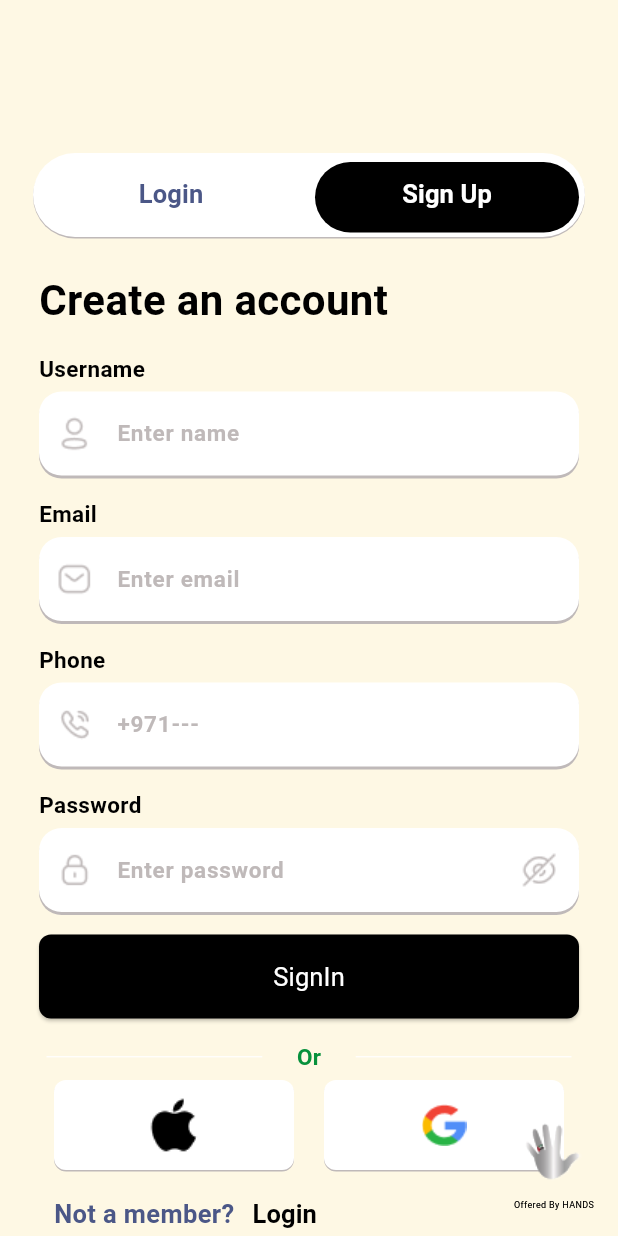
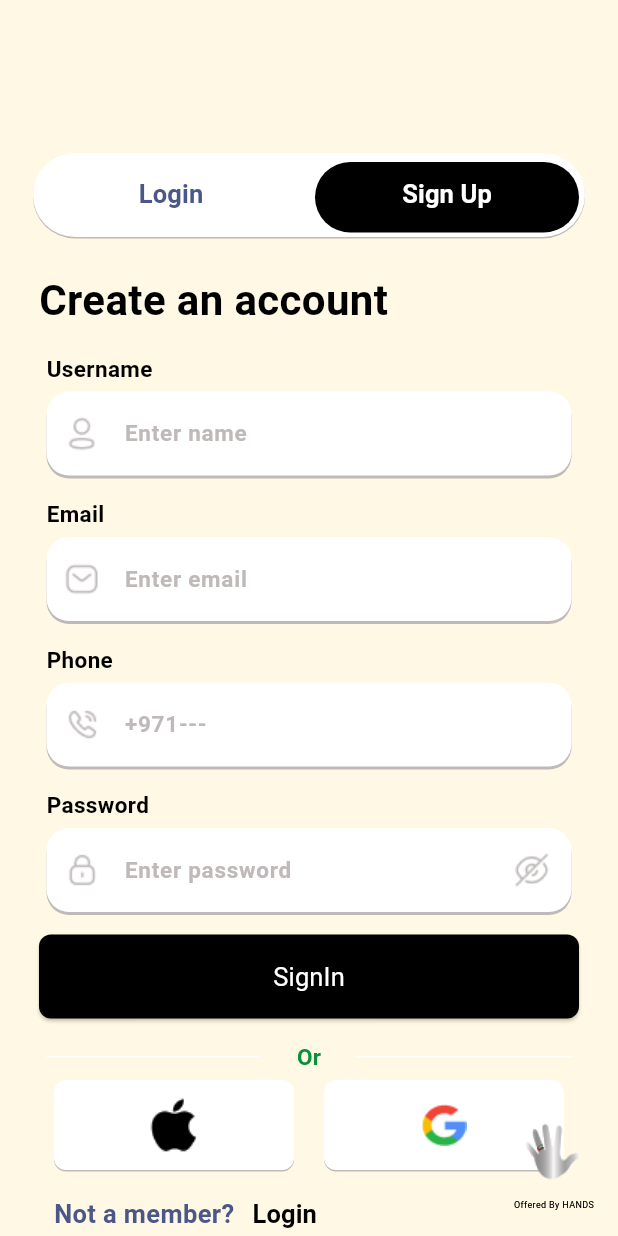
Before and after one commit to Diludhz/LRB_P1, a Flutter app: the screen it shows after launch, tab 2 chosen, on a phone screen of 412 x 824 dp. Run offline on Flutter 3.47's test engine with Material 3 defaults, Android fonts, the phone set to English and light mode, and no system bars; our stand-ins replace font_awesome_flutter, google_fonts, pinput; Roboto replaces fonts that are missing (Abel, Almarai).

Commit message:
first ocmmit

```diff
--- a/lib/Widgets/Custom_Textfield.dart
+++ b/lib/Widgets/Custom_Textfield.dart
@@ -13,7 +13,7 @@ Widget customTextField({
   String Function(String?)? validator,
 }) {
   return Padding(
-    padding: const EdgeInsets.only(left: 10, right: 10),
+    padding: const EdgeInsets.only(left: 15, right: 15),
     child: Container(
       decoration: const BoxDecoration(
         boxShadow: [
--- a/lib/Widgets/Title_Text.dart
+++ b/lib/Widgets/Title_Text.dart
@@ -6,7 +6,7 @@ Widget heading({
   required String text,
 }) {
   return Padding(
-    padding: const EdgeInsets.only(top: 10, left: 10, bottom: 5),
+    padding: const EdgeInsets.only(top: 10, left: 15, bottom: 5),
     child: Text(
       text,
       style: GoogleFonts.almarai(
```
